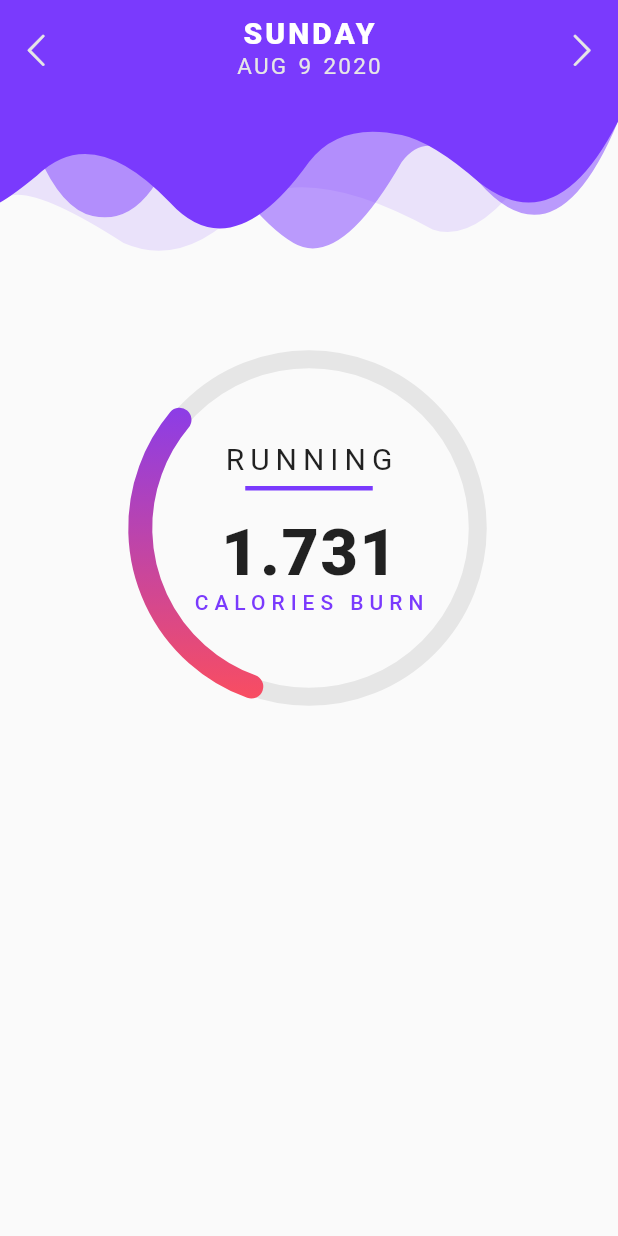
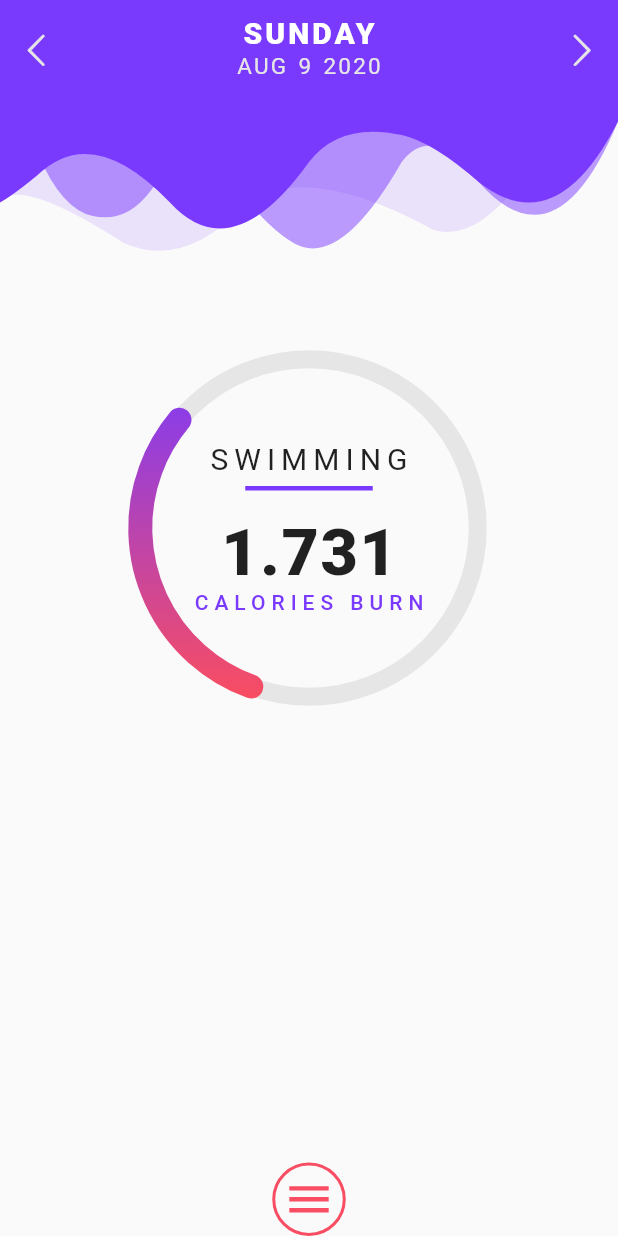
Before and after one commit to hauntarl/fitness-ui, a Flutter app: the screen it shows after launch, on a phone screen of 412 x 824 dp. Run offline on Flutter 3.47's test engine with Material 2 defaults, Android fonts, the phone set to English and light mode, and no system bars; our stand-ins replace rxdart.

Commit message:
new animated menu button and more animations

```diff
--- a/lib/pages/home_page.dart
+++ b/lib/pages/home_page.dart
@@ -1,6 +1,7 @@
 import 'package:flutter/material.dart';
 
 import '../widgets/custom_appbar.dart';
+import '../widgets/animated_menu_button.dart';
 import '../radial_progress_bar/radial_progress_bar.dart';
 
 class HomePage extends StatelessWidget {
@@ -14,6 +15,15 @@ class HomePage extends StatelessWidget {
           RadialProgressBar(225),
           Container(
             height: 300,
+            child: Column(
+              mainAxisAlignment: MainAxisAlignment.spaceBetween,
+              children: [
+                Container(),
+                AnimatedMenuButton(
+                  onTap: () {},
+                ),
+              ],
+            ),
           ),
         ],
       ),
--- /dev/null
+++ b/lib/radial_progress_bar/animated_content.dart
@@ -0,0 +1,109 @@
+import 'package:flutter/material.dart';
+
+import '../utils/colors.dart';
+
+class AnimatedContent extends StatefulWidget {
+  final double calories;
+  final String activity;
+  AnimatedContent(this.calories, this.activity);
+
+  @override
+  _AnimatedContentState createState() => _AnimatedContentState();
+}
+
+class _AnimatedContentState extends State<AnimatedContent>
+    with SingleTickerProviderStateMixin {
+  AnimationController _controller;
+  CurvedAnimation _curve;
+  Animation<double> _fadeAnimation;
+  Animation<double> _scaleAnimation;
+  double _calories;
+  String _activity;
+
+  @override
+  void initState() {
+    super.initState();
+
+    _controller = AnimationController(
+      vsync: this,
+      duration: Duration(milliseconds: 300),
+    );
+
+    _curve = CurvedAnimation(
+      parent: _controller,
+      curve: Curves.easeOut,
+    );
+
+    _fadeAnimation = Tween<double>(
+      begin: 1,
+      end: 0,
+    ).animate(_curve);
+
+    _scaleAnimation = Tween<double>(
+      begin: 1,
+      end: 1.25,
+    ).animate(_curve);
+
+    _calories = widget.calories;
+    _activity = widget.activity;
+    _controller.addListener(() {
+      if (_controller.isCompleted) {
+        _controller.reverse();
+        _calories = widget.calories;
+        _activity = widget.activity;
+        setState(() {});
+      }
+    });
+  }
+
+  @override
+  void didUpdateWidget(AnimatedContent oldWidget) {
+    _controller.forward();
+    super.didUpdateWidget(oldWidget);
+  }
+
+  @override
+  Widget build(BuildContext context) {
+    return ScaleTransition(
+      scale: _scaleAnimation,
+      child: FadeTransition(
+        opacity: _fadeAnimation,
+        child: Column(
+          mainAxisAlignment: MainAxisAlignment.center,
+          crossAxisAlignment: CrossAxisAlignment.center,
+          children: [
+            Text(_activity, style: kHeading),
+            kDivider,
+            SizedBox(height: 10),
+            Text('${_calories.toStringAsFixed(3)}', style: kValue),
+            Text('CALORIES BURN', style: kSubhead),
+          ],
+        ),
+      ),
+    );
+  }
+}
+
+const kHeading = TextStyle(
+  letterSpacing: 4,
+  fontSize: 20,
+);
+
+const kValue = TextStyle(
+  fontWeight: FontWeight.w900,
+  fontSize: 43,
+  letterSpacing: 1.1,
+);
+
+const kSubhead = TextStyle(
+  color: ColorPalette.purple,
+  letterSpacing: 4,
+  fontWeight: FontWeight.w500,
+);
+
+const kDivider = Divider(
+  color: ColorPalette.purple,
+  thickness: 3,
+  indent: 70,
+  endIndent: 70,
+);
--- a/lib/radial_progress_bar/radial_progress_bar.dart
+++ b/lib/radial_progress_bar/radial_progress_bar.dart
@@ -4,15 +4,24 @@ import 'package:flutter/material.dart';
 
 import './radial_background_painter.dart';
 import './animated_radial_progress.dart';
+import './animated_content.dart';
 import '../bloc/date_bloc.dart';
 import '../models/custom_date.dart';
-import '../utils/colors.dart';
 
 class RadialProgressBar extends StatelessWidget {
   final double size;
   RadialProgressBar(this.size);
 
   static final random = math.Random();
+
+  static const _activities = {
+    0: 'SWIMMING',
+    1: 'CYCLING',
+    2: 'RUNNING',
+    3: 'YOGA',
+    4: 'DANCE',
+    5: 'GYM',
+  };
 
   @override
   Widget build(BuildContext context) {
@@ -40,50 +49,17 @@ class RadialProgressBar extends StatelessWidget {
         Container(
           height: size,
           width: size,
-          child: Column(
-            mainAxisAlignment: MainAxisAlignment.center,
-            crossAxisAlignment: CrossAxisAlignment.center,
-            children: [
-              Text('RUNNING', style: kHeading),
-              kDivider,
-              SizedBox(height: 10),
-              StreamBuilder<Object>(
-                initialData: initialDate,
-                stream: dateBloc.dateStream,
-                builder: (context, snapshot) {
-                  var calories = 1 + random.nextDouble();
-                  return Text('${calories.toStringAsFixed(3)}', style: kValue);
-                },
-              ),
-              Text('CALORIES BURN', style: kSubhead),
-            ],
+          child: StreamBuilder<CustomDate>(
+            initialData: initialDate,
+            stream: dateBloc.dateStream,
+            builder: (context, snapshot) {
+              var calories = 1 + random.nextDouble();
+              var index = random.nextInt(6);
+              return AnimatedContent(calories, _activities[index]);
+            },
           ),
         ),
       ],
     );
   }
 }
-
-const kHeading = TextStyle(
-  letterSpacing: 4,
-  fontSize: 20,
-);
-
-const kValue = TextStyle(
-  fontWeight: FontWeight.w900,
-  fontSize: 43,
-  letterSpacing: 1.1,
-);
-
-const kSubhead = TextStyle(
-  color: ColorPalette.purple,
-  letterSpacing: 4,
-  fontWeight: FontWeight.w500,
-);
-
-const kDivider = Divider(
-  color: ColorPalette.purple,
-  thickness: 3,
-  indent: 70,
-  endIndent: 70,
-);
--- /dev/null
+++ b/lib/widgets/animated_menu_button.dart
@@ -0,0 +1,54 @@
+import 'package:flutter/material.dart';
+
+import '../utils/colors.dart';
+
+class AnimatedMenuButton extends StatefulWidget {
+  final Function onTap;
+  AnimatedMenuButton({this.onTap});
+  @override
+  _AnimatedMenuButtonState createState() => _AnimatedMenuButtonState();
+}
+
+class _AnimatedMenuButtonState extends State<AnimatedMenuButton>
+    with SingleTickerProviderStateMixin {
+  AnimationController _controller;
+
+  @override
+  void initState() {
+    super.initState();
+
+    _controller = AnimationController(
+      vsync: this,
+      duration: Duration(milliseconds: 300),
+    );
+  }
+
+  @override
+  Widget build(BuildContext context) {
+    return Container(
+      padding: EdgeInsets.all(5),
+      decoration: BoxDecoration(
+        border: Border.all(
+          color: ColorPalette.red,
+          style: BorderStyle.solid,
+          width: 2,
+        ),
+        shape: BoxShape.circle,
+      ),
+      child: GestureDetector(
+        onTap: () {
+          widget.onTap();
+          setState(() => _controller.isCompleted
+              ? _controller.reverse()
+              : _controller.forward());
+        },
+        child: AnimatedIcon(
+          size: 35,
+          icon: AnimatedIcons.menu_close,
+          progress: _controller.view,
+          color: ColorPalette.red,
+        ),
+      ),
+    );
+  }
+}
--- a/lib/widgets/appbar_elements.dart
+++ b/lib/widgets/appbar_elements.dart
@@ -21,7 +21,7 @@ class _AppBarElementsState extends State<AppBarElements>
 
     _controller = AnimationController(
       vsync: this,
-      duration: Duration(milliseconds: 200),
+      duration: Duration(milliseconds: 300),
     );
 
     _fadeController = Tween<double>(
```
